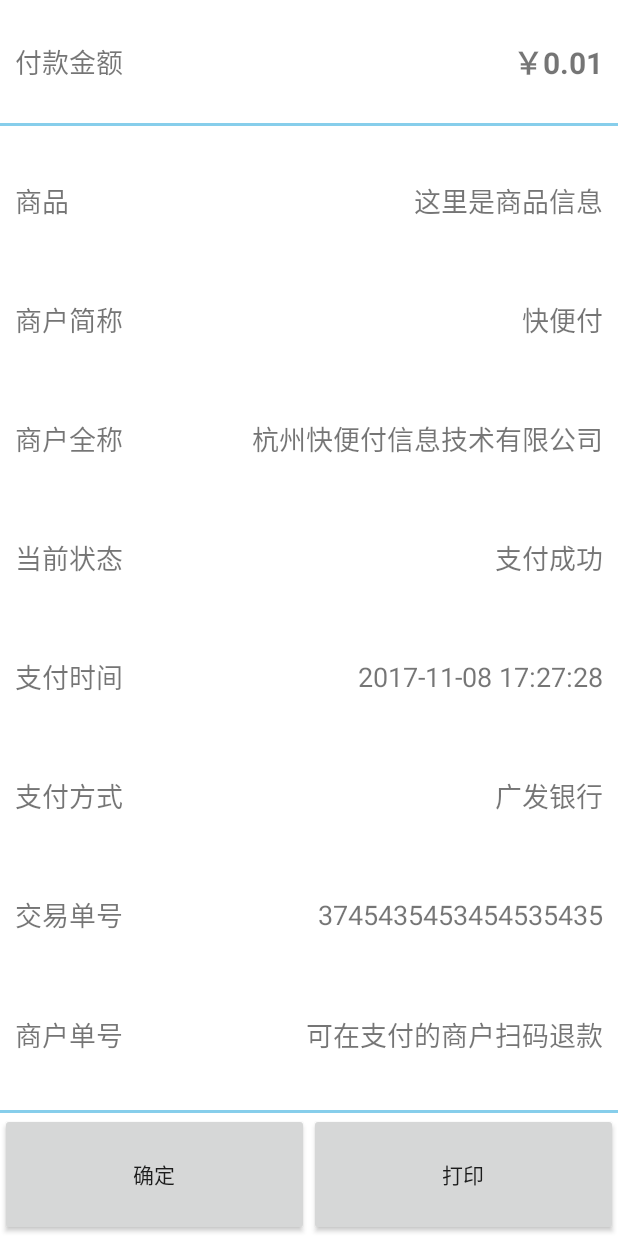
After one commit to Seven617/Seven617, an Android app: the layout querypopupwindow.xml on its own in the app's theme, with its tools: preview values and no code run, on a phone screen of 412 x 824 dp. The commit adds this screen. Run offline under Robolectric (Android 15) with nearby library versions, the phone set to English and light mode, and no system bars.

Commit message:
悬浮框显示  单号明细

```diff
--- a/app/src/main/java/com/example/seven/myapplication/ui/fragment/SecondFragment.java
+++ b/app/src/main/java/com/example/seven/myapplication/ui/fragment/SecondFragment.java
@@ -2,7 +2,14 @@ package com.example.seven.myapplication.ui.fragment;
 
 import android.support.v7.widget.LinearLayoutManager;
 import android.support.v7.widget.RecyclerView;
+import android.view.Gravity;
+import android.view.LayoutInflater;
 import android.view.View;
+import android.view.WindowManager;
+import android.widget.Button;
+import android.widget.EditText;
+import android.widget.PopupWindow;
+import android.widget.TextView;
 
 import com.example.seven.myapplication.R;
 import com.example.seven.myapplication.adapter.MyAdapter;
@@ -11,6 +18,7 @@ import com.example.seven.myapplication.model.NetworkResult;
 import com.example.seven.myapplication.model.QueryOrderData;
 import com.example.seven.myapplication.network.CommonCallback;
 import com.example.seven.myapplication.service.QueryOrderService;
+import com.example.seven.myapplication.ui.activity.RefundableActivity;
 import com.example.seven.myapplication.util.DateStyle;
 import com.example.seven.myapplication.util.DateUtil;
 import com.example.seven.myapplication.view.SwipyRefreshLayout;
@@ -26,17 +34,14 @@ public class SecondFragment extends BaseFragment implements MyAdapter.OnRecycler
     private RecyclerView recyclerView;
     private MyAdapter adapter;
     private QueryOrderService queryOrderService;
-
     private SwipyRefreshLayout refreshLayout;
-
     private LinearLayoutManager linearLayoutManager;
-
-    private  int pages = 1;
-
+    private PopupWindow popupWindow;
+    private int pages = 1;
     private final int pagesSize = 8;
-
     private final int TOP_REFRESH = 1;
     private final int BOTTOM_REFRESH = 2;
+
     @Override
     protected int getLayoutId() {
         return R.layout.activity_all_query;
@@ -45,7 +50,7 @@ public class SecondFragment extends BaseFragment implements MyAdapter.OnRecycler
     @Override
     protected void initView() {
         recyclerView = findView(R.id.recyerview);
-        refreshLayout =findView(R.id.refreshLayout);
+        refreshLayout = findView(R.id.refreshLayout);
         refreshLayout.setOnRefreshListener(this);
         arrayList = new ArrayList();
         initData(pages);
@@ -70,12 +75,12 @@ public class SecondFragment extends BaseFragment implements MyAdapter.OnRecycler
 
             @Override
             public void onSuccess(NetworkResult<List<QueryOrderData>> data) {
-                if(APIConstants.CODE_RESULT_SUCCESS.equals(data.getStatus())){
-                    if(null == data.getData() || data.getData().size()==0){
+                if (APIConstants.CODE_RESULT_SUCCESS.equals(data.getStatus())) {
+                    if (null == data.getData() || data.getData().size() == 0) {
                         showToast("没有更多信息");
-                    }else {
+                    } else {
                         List<QueryOrderData> queryOrderDataList = new ArrayList<>();
-                        for(QueryOrderData queryOrderData :data.getData()){
+                        for (QueryOrderData queryOrderData : data.getData()) {
                             queryOrderData.setModifyDate(DateUtil.TimestampToString(Long.valueOf(queryOrderData.getModifyDate()), DateStyle.YYYY_MM_DD_HH_MM_SS_EN));
                             queryOrderDataList.add(queryOrderData);
                         }
@@ -85,7 +90,7 @@ public class SecondFragment extends BaseFragment implements MyAdapter.OnRecycler
 
                     }
                     refreshLayout.setRefreshing(false);
-                }else {
+                } else {
                     showToast(data.getMsg());
                 }
 
@@ -97,10 +102,58 @@ public class SecondFragment extends BaseFragment implements MyAdapter.OnRecycler
             }
         });
     }
+
     @Override
     public void onItemClick(View view, QueryOrderData data) {
         //显示订单具体内容
         showToast(data.toString());
+        showpopupWindow(view);// 显示PopupWindow
+    }
+
+    private void showpopupWindow(View v) {
+        LayoutInflater layoutInflater = LayoutInflater.from(getActivity());
+        View view = layoutInflater.inflate(R.layout.querypopupwindow, null);
+        popupWindow = new PopupWindow(view, 500, 500, true);
+        // 如果不设置PopupWindow的背景，无论是点击外部区域还是Back键都无法dismiss弹框
+        popupWindow.setBackgroundDrawable(getResources().getDrawable(R.drawable.popupwindow_background));
+        popupWindow.setOutsideTouchable(true);
+        popupWindow.setAnimationStyle(R.style.MyPopupWindow_anim_style);
+        //这里获取悬浮框的控件
+        TextView jine = (TextView) view.findViewById(R.id.pop_jine);//左边的付款金额
+        TextView pop_amount = (TextView) view.findViewById(R.id.pop_amount);//右边的0.01金额
+        //下面的那些控件你自己获取一下
+        Button querypopbtnsure = (Button) view.findViewById(R.id.query_popsure);//左边确定按钮
+        Button querypopprint = (Button) view.findViewById(R.id.query_popprint);//右边打印按钮
+        querypopbtnsure.setOnClickListener(doit);
+        querypopprint.setOnClickListener(doit);
+        // PopupWindow弹出位置
+        popupWindow.showAtLocation(v, Gravity.CENTER, 0, 0);
+        backgroundAlpha(0.7f);
+        popupWindow.setOnDismissListener(new PopupWindow.OnDismissListener() {
+            @Override
+            public void onDismiss() {
+                backgroundAlpha(1f);
+            }
+        });
+    }
+
+    View.OnClickListener doit = new View.OnClickListener() {
+        @Override
+        public void onClick(View v) {
+            if(v.getId()==R.id.query_popsure){
+                popupWindow.dismiss();
+            }
+            else{
+                showToast("打印");
+            }
+        }
+    };
+
+    // 设置屏幕透明度
+    public void backgroundAlpha(float bgAlpha) {
+        WindowManager.LayoutParams lp = getActivity().getWindow().getAttributes();
+        lp.alpha = bgAlpha; // 0.0~1.0
+        getActivity().getWindow().setAttributes(lp);
     }
 
     @Override
--- /dev/null
+++ b/app/src/main/res/layout/querypopupwindow.xml
@@ -0,0 +1,220 @@
+<?xml version="1.0" encoding="utf-8"?>
+<LinearLayout xmlns:android="http://schemas.android.com/apk/res/android"
+    android:layout_width="match_parent"
+    android:layout_height="match_parent"
+    android:gravity="center"
+    android:orientation="vertical">
+
+    <LinearLayout
+        android:layout_width="match_parent"
+        android:layout_height="0dp"
+        android:layout_weight="1"
+        android:gravity="center"
+        android:orientation="horizontal"
+        android:padding="10dp">
+
+        <TextView
+            android:id="@+id/pop_jine"
+            android:layout_width="0dp"
+            android:layout_height="match_parent"
+            android:layout_weight="1"
+            android:gravity="left|center"
+            android:text="付款金额"
+            android:textSize="18dp" />
+
+        <TextView
+            android:id="@+id/pop_amount"
+            android:layout_width="0dp"
+            android:layout_height="match_parent"
+            android:layout_weight="1"
+            android:gravity="right|center"
+            android:text="￥0.01"
+            android:textSize="20dp"
+            android:textStyle="bold" />
+    </LinearLayout>
+
+    <View
+        android:layout_width="match_parent"
+        android:layout_height="2dp"
+        android:background="@color/skyblue" />
+
+    <LinearLayout
+        android:layout_width="match_parent"
+        android:layout_height="0dp"
+        android:layout_weight="8"
+        android:gravity="center"
+        android:padding="10dp">
+
+        <LinearLayout
+            android:layout_width="0dp"
+            android:layout_height="match_parent"
+            android:layout_weight="3"
+            android:orientation="vertical">
+
+            <TextView
+
+                android:layout_width="match_parent"
+                android:layout_height="0dp"
+                android:layout_weight="1"
+                android:gravity="left|center"
+                android:text="商品"
+                android:textSize="18dp" />
+
+            <TextView
+                android:layout_width="match_parent"
+                android:layout_height="0dp"
+                android:layout_weight="1"
+                android:gravity="left|center"
+                android:text="商户简称"
+                android:textSize="18dp" />
+
+            <TextView
+                android:layout_width="match_parent"
+                android:layout_height="0dp"
+                android:layout_weight="1"
+                android:gravity="left|center"
+                android:text="商户全称"
+                android:textSize="18dp" />
+
+            <TextView
+                android:layout_width="match_parent"
+                android:layout_height="0dp"
+                android:layout_weight="1"
+                android:gravity="left|center"
+                android:text="当前状态"
+                android:textSize="18dp" />
+
+            <TextView
+                android:layout_width="match_parent"
+                android:layout_height="0dp"
+                android:layout_weight="1"
+                android:gravity="left|center"
+                android:text="支付时间"
+                android:textSize="18dp" />
+
+            <TextView
+                android:layout_width="match_parent"
+                android:layout_height="0dp"
+                android:layout_weight="1"
+                android:gravity="left|center"
+                android:text="支付方式"
+                android:textSize="18dp" />
+
+
+            <TextView
+                android:layout_width="match_parent"
+                android:layout_height="0dp"
+                android:layout_weight="1"
+                android:gravity="left|center"
+                android:text="交易单号"
+                android:textSize="18dp" />
+
+            <TextView
+                android:layout_width="match_parent"
+                android:layout_height="0dp"
+                android:layout_weight="1"
+                android:gravity="left|center"
+                android:text="商户单号"
+                android:textSize="18dp" />
+        </LinearLayout>
+
+        <LinearLayout
+            android:layout_width="0dp"
+            android:layout_height="match_parent"
+            android:layout_weight="7"
+            android:orientation="vertical">
+
+            <TextView
+                android:layout_width="match_parent"
+                android:layout_height="0dp"
+                android:layout_weight="1"
+                android:gravity="right|center"
+                android:text="这里是商品信息"
+                android:textSize="18dp" />
+
+            <TextView
+                android:layout_width="match_parent"
+                android:layout_height="0dp"
+                android:layout_weight="1"
+                android:gravity="right|center"
+                android:text="快便付"
+                android:textSize="18dp" />
+
+            <TextView
+                android:layout_width="match_parent"
+                android:layout_height="0dp"
+                android:layout_weight="1"
+                android:gravity="right|center"
+                android:text="杭州快便付信息技术有限公司"
+                android:textSize="18dp" />
+
+            <TextView
+                android:layout_width="match_parent"
+                android:layout_height="0dp"
+                android:layout_weight="1"
+                android:gravity="right|center"
+                android:text="支付成功"
+                android:textSize="18dp" />
+
+            <TextView
+                android:layout_width="match_parent"
+                android:layout_height="0dp"
+                android:layout_weight="1"
+                android:gravity="right|center"
+                android:text="2017-11-08 17:27:28"
+                android:textSize="18dp" />
+
+            <TextView
+                android:layout_width="match_parent"
+                android:layout_height="0dp"
+                android:layout_weight="1"
+                android:gravity="right|center"
+                android:text="广发银行"
+                android:textSize="18dp" />
+
+
+            <TextView
+                android:layout_width="match_parent"
+                android:layout_height="0dp"
+                android:layout_weight="1"
+                android:gravity="right|center"
+                android:text="3745435453454535435"
+                android:textSize="18dp" />
+
+            <TextView
+                android:layout_width="match_parent"
+                android:layout_height="0dp"
+                android:layout_weight="1"
+                android:gravity="right|center"
+                android:text="可在支付的商户扫码退款"
+                android:textSize="18dp" />
+        </LinearLayout>
+
+    </LinearLayout>
+
+    <View
+        android:layout_width="match_parent"
+        android:layout_height="2dp"
+        android:background="@color/skyblue" />
+
+    <LinearLayout
+        android:layout_width="match_parent"
+        android:layout_height="0dp"
+        android:layout_weight="1"
+        android:orientation="horizontal">
+
+        <Button
+            android:id="@+id/query_popsure"
+            android:layout_width="0dp"
+            android:layout_height="match_parent"
+            android:layout_weight="1"
+            android:text="确定" />
+
+        <Button
+            android:id="@+id/query_popprint"
+            android:layout_width="0dp"
+            android:layout_height="match_parent"
+            android:layout_weight="1"
+            android:text="打印" />
+    </LinearLayout>
+</LinearLayout>
--- a/app/src/main/res/layout/popupwindow.xml
+++ b/app/src/main/res/layout/refundpopupwindow.xml
@@ -10,7 +10,8 @@
         android:layout_width="match_parent"
         android:layout_height="0dp"
         android:layout_weight="1"
-        android:text="订单号"/>
+        android:textSize="18dp"
+        android:text="当前单号是"/>
     <View
         android:background="@color/skyblue"
         android:layout_width="match_parent"
@@ -20,6 +21,7 @@
         android:id="@+id/poprefundssn"
         android:layout_width="match_parent"
         android:layout_height="0dp"
+        android:textSize="16dp"
         android:layout_weight="1"
         android:text="订单号"/>
     <View
@@ -41,6 +43,7 @@
         android:id="@+id/pop_btn"
         android:layout_width="match_parent"
         android:layout_height="0dp"
+        android:textSize="18dp"
         android:layout_weight="1"
         android:text="确定"/>
 </LinearLayout>
--- a/app/src/main/res/values/styles.xml
+++ b/app/src/main/res/values/styles.xml
@@ -68,6 +68,7 @@
     </style>
     <!-- PopupWindow弹出/隐藏动画 -->
     <style name="MyPopupWindow_anim_style">
+        <item name="android:windowBackground">@color/need</item>
         <item name="android:windowEnterAnimation">@anim/popupwindow_show_anim</item>
         <item name="android:windowExitAnimation">@anim/popupwindow_hidden_anim</item>
     </style>
```
